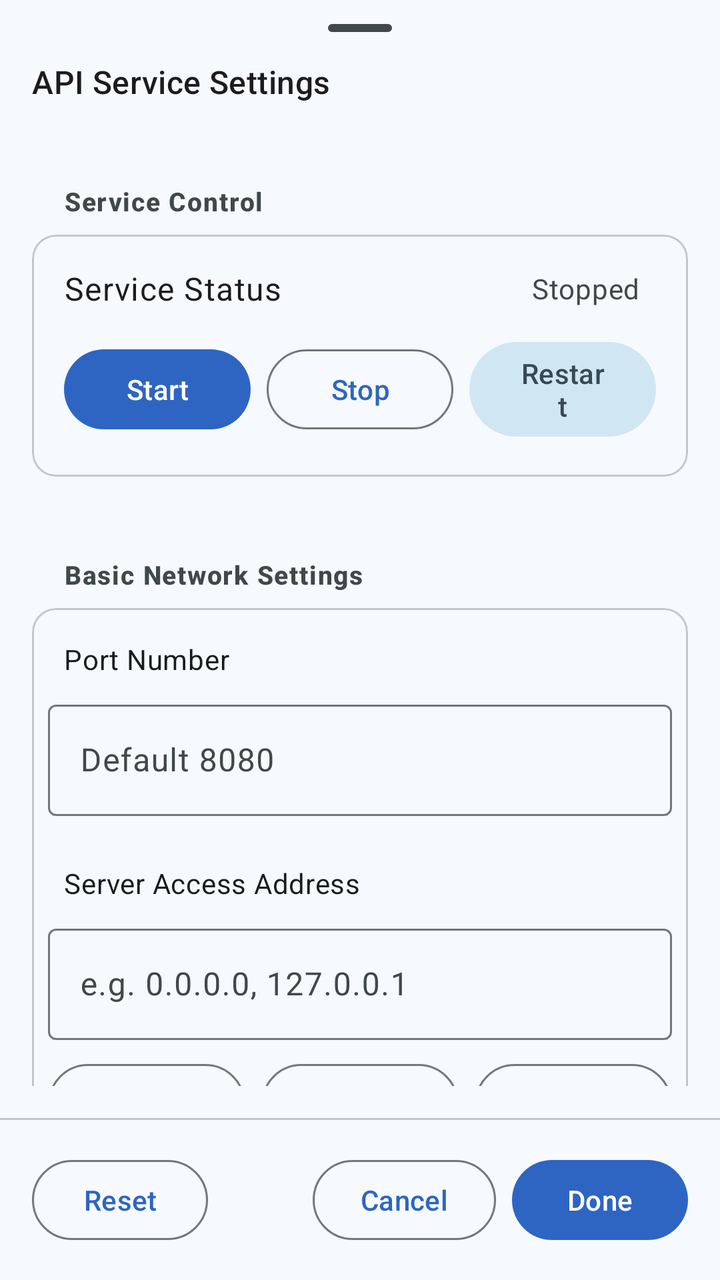
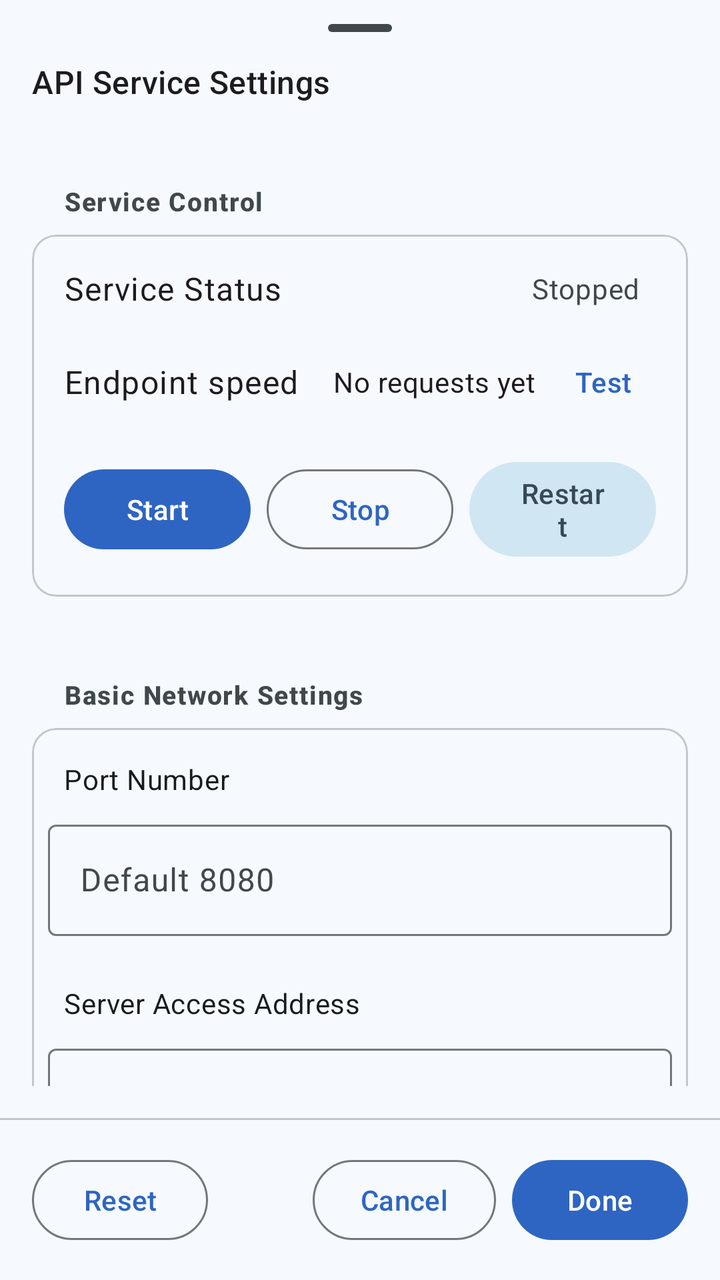

Compare the two renders of this Android layout. The source of the first and the diff that turns it into the second are given below.
<!-- AndroidManifest.xml: application theme AppTheme -->
<!-- res/layout/fragment_api_settings_sheet.xml -->
<?xml version="1.0" encoding="utf-8"?>
<RelativeLayout xmlns:android="http://schemas.android.com/apk/res/android"
    xmlns:app="http://schemas.android.com/apk/res-auto"
    xmlns:tools="http://schemas.android.com/tools"
    android:layout_width="match_parent"
    android:layout_height="match_parent">

    <com.google.android.material.bottomsheet.BottomSheetDragHandleView
        android:id="@+id/drag_handle"
        android:layout_width="match_parent"
        android:layout_height="wrap_content"
        tools:ignore="MissingConstraints" />

    <TextView
        android:id="@+id/sheet_title"
        android:layout_width="match_parent"
        android:layout_height="wrap_content"
        android:layout_marginStart="16dp"
        android:layout_marginTop="30dp"
        android:layout_marginEnd="16dp"
        android:layout_marginBottom="16dp"
        android:text="@string/api_settings_title"
        android:textAppearance="?attr/textAppearanceTitleMedium" />

    <LinearLayout
        android:id="@+id/button_bar_layout"
        android:layout_width="match_parent"
        android:layout_height="wrap_content"
        android:layout_alignParentBottom="true"
        android:orientation="horizontal"
        android:paddingStart="16dp"
        android:paddingTop="16dp"
        android:paddingEnd="16dp"
        android:paddingBottom="16dp">

        <com.google.android.material.button.MaterialButton
            android:id="@+id/button_reset"
            style="?attr/materialButtonOutlinedStyle"
            android:layout_width="wrap_content"
            android:layout_height="wrap_content"
            android:text="@string/reset" />

        <Space
            android:layout_width="0dp"
            android:layout_height="1dp"
            android:layout_weight="1" />

        <com.google.android.material.button.MaterialButton
            android:id="@+id/button_cancel"
            style="?attr/materialButtonOutlinedStyle"
            android:layout_width="wrap_content"
            android:layout_height="wrap_content"
            android:layout_marginEnd="8dp"
            android:text="@string/settings_cancel" />

        <com.google.android.material.button.MaterialButton
            android:id="@+id/button_save"
            style="@style/Widget.Material3.Button"
            android:layout_width="wrap_content"
            android:layout_height="wrap_content"
            android:text="@string/settings_done" />
    </LinearLayout>

    <com.google.android.material.divider.MaterialDivider
        android:id="@+id/divider_bottom"
        android:layout_width="match_parent"
        android:layout_height="wrap_content"
        android:layout_above="@id/button_bar_layout" />

    <androidx.core.widget.NestedScrollView
        android:id="@+id/settings_scroll_view"
        android:layout_width="match_parent"
        android:layout_height="match_parent"
        android:layout_above="@id/divider_bottom"
        android:layout_below="@id/sheet_title"
        android:layout_marginBottom="16dp"
        android:descendantFocusability="beforeDescendants"
        android:focusableInTouchMode="true">

        <LinearLayout
            android:layout_width="match_parent"
            android:layout_height="wrap_content"
            android:orientation="vertical"
            android:paddingLeft="8dp"
            android:paddingRight="8dp"
            android:paddingBottom="16dp">

            <TextView
                android:id="@+id/tv_section_service"
                style="@style/SettingsSectionHeader"
                android:text="@string/api_service_control"
                android:visibility="visible" />

            <com.google.android.material.card.MaterialCardView
                style="@style/SettingsSectionGroup"
                android:layout_width="match_parent"
                android:layout_height="wrap_content"
                android:layout_marginStart="8dp"
                android:layout_marginEnd="8dp"
                android:layout_marginBottom="16dp">

                <LinearLayout
                    android:layout_width="match_parent"
                    android:layout_height="wrap_content"
                    android:orientation="vertical"
                    android:padding="16dp">

                    <LinearLayout
                        android:layout_width="match_parent"
                        android:layout_height="wrap_content"
                        android:gravity="center_vertical"
                        android:orientation="horizontal"
                        android:layout_marginBottom="12dp">

                        <TextView
                            android:layout_width="0dp"
                            android:layout_height="wrap_content"
                            android:layout_weight="1"
                            android:text="@string/api_service_status"
                            android:textAppearance="?attr/textAppearanceBodyLarge" />

                        <TextView
                            android:id="@+id/tv_service_status"
                            style="@style/SettingsRowValue"
                            android:text="@string/api_service_stopped" />
                    </LinearLayout>

                    <LinearLayout
                        android:layout_width="match_parent"
                        android:layout_height="wrap_content"
                        android:gravity="center"
                        android:orientation="horizontal">

                        <com.google.android.material.button.MaterialButton
                            android:id="@+id/btn_service_start"
                            style="@style/Widget.Material3.Button"
                            android:layout_width="0dp"
                            android:layout_height="wrap_content"
                            android:layout_marginEnd="4dp"
                            android:layout_weight="1"
                            android:text="@string/api_service_start" />

                        <com.google.android.material.button.MaterialButton
                            android:id="@+id/btn_service_stop"
                            style="@style/Widget.Material3.Button.OutlinedButton"
                            android:layout_width="0dp"
                            android:layout_height="wrap_content"
                            android:layout_marginStart="4dp"
                            android:layout_marginEnd="4dp"
                            android:layout_weight="1"
                            android:text="@string/api_service_stop" />

                        <com.google.android.material.button.MaterialButton
                            android:id="@+id/btn_service_restart"
                            style="@style/Widget.Material3.Button.TonalButton"
                            android:layout_width="0dp"
                            android:layout_height="wrap_content"
                            android:layout_marginStart="4dp"
                            android:layout_weight="1"
                            android:text="@string/api_service_restart" />
                    </LinearLayout>

                </LinearLayout>
            </com.google.android.material.card.MaterialCardView>

            <TextView
                android:id="@+id/tv_section_network"
                style="@style/SettingsSectionHeader"
                android:text="@string/basic_network_settings"
                android:visibility="visible" />

            <com.google.android.material.card.MaterialCardView
                style="@style/SettingsSectionGroup"
                android:layout_width="match_parent"
                android:layout_height="wrap_content"
                android:layout_marginStart="8dp"
                android:layout_marginEnd="8dp"
                android:layout_marginBottom="16dp"
                android:paddingBottom="8dp">

                <LinearLayout
                    android:layout_width="match_parent"
                    android:layout_height="wrap_content"
                    android:orientation="vertical">

                    <TextView
                        android:id="@+id/label_port"
                        style="@style/SettingsRowLabel"
                        android:layout_width="wrap_content"
                        android:layout_marginStart="16dp"
                        android:layout_marginTop="16dp"
                        android:layout_weight="1"
                        android:text="@string/port_number" />

                    <com.google.android.material.textfield.TextInputLayout
                        android:id="@+id/layout_port"
                        android:layout_width="match_parent"
                        android:layout_height="wrap_content"
                        android:layout_margin="8dp"
                        android:hint="@string/default_8080">

                        <com.google.android.material.textfield.TextInputEditText
                            android:id="@+id/edit_port"
                            android:layout_width="match_parent"
                            android:layout_height="wrap_content"
                            android:inputType="number" />
                    </com.google.android.material.textfield.TextInputLayout>

                    <TextView
                        android:id="@+id/label_ip"
                        style="@style/SettingsRowLabel"
                        android:layout_width="wrap_content"
                        android:layout_marginStart="16dp"
                        android:layout_marginTop="16dp"
                        android:layout_weight="1"
                        android:text="@string/server_access_address" />

                    <com.google.android.material.textfield.TextInputLayout
                        android:id="@+id/layout_ip_address"
                        android:layout_width="match_parent"
                        android:layout_height="wrap_content"
                        android:layout_margin="8dp"
                        android:hint="@string/ip_hint">

                        <com.google.android.material.textfield.TextInputEditText
                            android:id="@+id/edit_ip_address"
                            android:layout_width="match_parent"
                            android:layout_height="wrap_content" />
                    </com.google.android.material.textfield.TextInputLayout>

                    
                    <LinearLayout
                        android:layout_width="match_parent"
                        android:layout_height="wrap_content"
                        android:layout_marginStart="8dp"
                        android:layout_marginEnd="8dp"
                        android:layout_marginBottom="16dp"
                        android:gravity="center"
                        android:orientation="horizontal">

                        <com.google.android.material.button.MaterialButton
                            android:id="@+id/btn_ip_localhost"
                            style="@style/Widget.Material3.Button.OutlinedButton"
                            android:layout_width="0dp"
                            android:layout_height="wrap_content"
                            android:layout_marginEnd="4dp"
                            android:layout_weight="1"
                            android:padding="4dp"
                            android:text="@string/local_loopback"
                            android:textSize="16sp" />

                        <com.google.android.material.button.MaterialButton
                            android:id="@+id/btn_ip_lan"
                            style="@style/Widget.Material3.Button.OutlinedButton"
                            android:layout_width="0dp"
                            android:layout_height="wrap_content"
                            android:layout_marginStart="4dp"
                            android:layout_marginEnd="4dp"
                            android:layout_weight="1"
                            android:padding="4dp"
                            android:text="@string/listen_all"
                            android:textSize="16sp" />

                        <com.google.android.material.button.MaterialButton
                            android:id="@+id/btn_ip_auto"
                            style="@style/Widget.Material3.Button.OutlinedButton"
                            android:layout_width="0dp"
                            android:layout_height="wrap_content"
                            android:layout_marginStart="4dp"
                            android:layout_weight="1"
                            android:padding="4dp"
                            android:text="@string/auto_detect"
                            android:textSize="16sp" />

                    </LinearLayout>

                    <TextView
                        android:id="@+id/label_access_url"
                        style="@style/SettingsRowLabel"
                        android:layout_width="wrap_content"
                        android:layout_marginStart="16dp"
                        android:layout_marginTop="16dp"
                        android:text="@string/access_url" />

                    <TextView
                        android:id="@+id/text_access_url"
                        android:layout_width="match_parent"
                        android:layout_height="wrap_content"
                        android:layout_marginStart="8dp"
                        android:layout_marginEnd="8dp"
                        android:layout_marginBottom="8dp"
                        android:background="?attr/selectableItemBackground"
                        android:padding="8dp"
                        android:text="http://127.0.0.1:8080/v1"
                        android:textAppearance="?attr/textAppearanceBodyMedium" />

                    <com.google.android.material.button.MaterialButton
                        android:id="@+id/btn_open_in_browser"
                        style="@style/Widget.Material3.Button.TonalButton"
                        android:layout_width="match_parent"
                        android:layout_height="wrap_content"
                        android:layout_marginStart="8dp"
                        android:layout_marginEnd="8dp"
                        android:layout_marginBottom="16dp"
                        android:text="@string/open_service_in_browser" />

                    <LinearLayout
                        android:layout_width="match_parent"
                        android:layout_height="wrap_content"
                        android:gravity="center_vertical"
                        android:orientation="horizontal"
                        android:paddingStart="16dp"
                        android:paddingEnd="16dp"
                        android:paddingBottom="16dp">

                        <TextView
                            android:layout_width="0dp"
                            android:layout_height="wrap_content"
                            android:layout_weight="1"
                            android:text="@string/use_https_url"
                            android:textAppearance="?attr/textAppearanceBodyLarge" />

                        <com.google.android.material.materialswitch.MaterialSwitch
                            android:id="@+id/switch_use_https_url"
                            android:layout_width="wrap_content"
                            android:layout_height="wrap_content" />

                    </LinearLayout>

                </LinearLayout>
            </com.google.android.material.card.MaterialCardView>


            <TextView
                style="@style/SettingsSectionHeader"
                android:text="@string/cors_settings"
                android:visibility="visible" />

            <com.google.android.material.card.MaterialCardView
                style="@style/SettingsSectionGroup"
                android:layout_width="match_parent"
                android:layout_height="wrap_content"
                android:layout_marginStart="8dp"
                android:layout_marginEnd="8dp"
                android:layout_marginBottom="16dp"
                android:visibility="visible">

                <LinearLayout
                    android:layout_width="match_parent"
                    android:layout_height="wrap_content"
                    android:orientation="vertical">

                    <LinearLayout
                        android:layout_width="match_parent"
                        android:layout_height="wrap_content"
                        android:gravity="center_vertical"
                        android:orientation="horizontal"
                        android:padding="16dp">

                        <TextView
                            android:layout_width="0dp"
                            android:layout_height="wrap_content"
                            android:layout_weight="1"
                            android:text="@string/enable_cors"
                            android:textAppearance="?attr/textAppearanceBodyLarge" />

                        <com.google.android.material.materialswitch.MaterialSwitch
                            android:id="@+id/switch_cors"
                            android:layout_width="wrap_content"
                            android:layout_height="wrap_content" />

                    </LinearLayout>

                    <com.google.android.material.textfield.TextInputLayout
                        android:id="@+id/layout_cors_origins"
                        android:layout_width="match_parent"
                        android:layout_height="wrap_content"
                        android:layout_margin="8dp"
                        android:layout_marginBottom="16dp"
                        android:hint="@string/default_allow_all_origins"
                        android:visibility="gone">

                        <com.google.android.material.textfield.TextInputEditText
                            android:id="@+id/edit_cors_origins"
                            android:layout_width="match_parent"
                            android:layout_height="wrap_content" />
                    </com.google.android.material.textfield.TextInputLayout>

                </LinearLayout>
            </com.google.android.material.card.MaterialCardView>

            <TextView
                style="@style/SettingsSectionHeader"
                android:text="@string/auth_settings"
                android:visibility="visible" />

            <com.google.android.material.card.MaterialCardView
                style="@style/SettingsSectionGroup"
                android:layout_width="match_parent"
                android:layout_height="wrap_content"
                android:layout_marginStart="8dp"
                android:layout_marginEnd="8dp"
                android:layout_marginBottom="16dp"
                android:visibility="visible">

                <LinearLayout
                    android:layout_width="match_parent"
                    android:layout_height="wrap_content"
                    android:orientation="vertical">

                    <LinearLayout
                        android:layout_width="match_parent"
                        android:layout_height="wrap_content"
                        android:gravity="center_vertical"
                        android:orientation="horizontal"
                        android:padding="16dp">

                        <TextView
                            android:layout_width="0dp"
                            android:layout_height="wrap_content"
                            android:layout_weight="1"
                            android:text="@string/enable_api_key_auth"
                            android:textAppearance="?attr/textAppearanceBodyLarge" />

                        <com.google.android.material.materialswitch.MaterialSwitch
                            android:id="@+id/switch_auth"
                            android:layout_width="wrap_content"
                            android:layout_height="wrap_content"
                            android:checked="true" />

                    </LinearLayout>

                    <com.google.android.material.textfield.TextInputLayout
                        android:id="@+id/layout_api_key"
                        android:layout_width="match_parent"
                        android:layout_height="wrap_content"
                        android:layout_margin="8dp"
                        android:layout_marginBottom="16dp"
                        android:hint="@string/api_key"
                        android:visibility="visible">

                        <com.google.android.material.textfield.TextInputEditText
                            android:id="@+id/edit_api_key"
                            android:layout_width="match_parent"
                            android:layout_height="wrap_content"
                            android:inputType="text" />
                    </com.google.android.material.textfield.TextInputLayout>

                </LinearLayout>
            </com.google.android.material.card.MaterialCardView>

            <TextView
                style="@style/SettingsSectionHeader"
                android:text="@string/api_compat_settings"
                android:visibility="visible" />

            <com.google.android.material.card.MaterialCardView
                style="@style/SettingsSectionGroup"
                android:layout_width="match_parent"
                android:layout_height="wrap_content"
                android:layout_marginStart="8dp"
                android:layout_marginEnd="8dp"
                android:layout_marginBottom="16dp">

                <LinearLayout
                    android:layout_width="match_parent"
                    android:layout_height="wrap_content"
                    android:orientation="vertical">

                    <LinearLayout
                        android:layout_width="match_parent"
                        android:layout_height="wrap_content"
                        android:gravity="center_vertical"
                        android:orientation="horizontal"
                        android:padding="16dp">

                        <LinearLayout
                            android:layout_width="0dp"
                            android:layout_height="wrap_content"
                            android:layout_weight="1"
                            android:orientation="vertical">

                            <TextView
                                android:layout_width="match_parent"
                                android:layout_height="wrap_content"
                                android:text="@string/enable_responses_api"
                                android:textAppearance="?attr/textAppearanceBodyLarge" />

                            <TextView
                                android:layout_width="match_parent"
                                android:layout_height="wrap_content"
                                android:text="@string/enable_responses_api_desc"
                                android:textAppearance="?attr/textAppearanceBodySmall" />
                        </LinearLayout>

                        <com.google.android.material.materialswitch.MaterialSwitch
                            android:id="@+id/switch_responses_api"
                            android:layout_width="wrap_content"
                            android:layout_height="wrap_content" />
                    </LinearLayout>

                    <com.google.android.material.divider.MaterialDivider
                        android:layout_width="match_parent"
                        android:layout_height="wrap_content"
                        android:layout_marginStart="16dp"
                        android:layout_marginEnd="16dp" />

                    <LinearLayout
                        android:layout_width="match_parent"
                        android:layout_height="wrap_content"
                        android:gravity="center_vertical"
                        android:orientation="horizontal"
                        android:padding="16dp">

                        <LinearLayout
                            android:layout_width="0dp"
                            android:layout_height="wrap_content"
                            android:layout_weight="1"
                            android:orientation="vertical">

                            <TextView
                                android:layout_width="match_parent"
                                android:layout_height="wrap_content"
                                android:text="@string/use_prompt_cache_key"
                                android:textAppearance="?attr/textAppearanceBodyLarge" />

                            <TextView
                                android:layout_width="match_parent"
                                android:layout_height="wrap_content"
                                android:text="@string/use_prompt_cache_key_desc"
                                android:textAppearance="?attr/textAppearanceBodySmall" />
                        </LinearLayout>

                        <com.google.android.material.materialswitch.MaterialSwitch
                            android:id="@+id/switch_prompt_cache_key"
                            android:layout_width="wrap_content"
                            android:layout_height="wrap_content" />
                    </LinearLayout>

                </LinearLayout>
            </com.google.android.material.card.MaterialCardView>

        </LinearLayout>

    </androidx.core.widget.NestedScrollView>

</RelativeLayout>
<!-- resources referenced by this layout -->
<resources>
  <string name="access_url">Access URL</string>
  <string name="api_compat_settings">API Compatibility</string>
  <string name="api_key">API Key</string>
  <string name="api_service_control">Service Control</string>
  <string name="api_service_restart">Restart</string>
  <string name="api_service_start">Start</string>
  <string name="api_service_status">Service Status</string>
  <string name="api_service_stop">Stop</string>
  <string name="api_service_stopped">Stopped</string>
  <string name="auth_settings">Authentication</string>
  <string name="auto_detect">Auto</string>
  <string name="cors_settings">CORS Settings</string>
  <string name="default_8080">Default 8080</string>
  <string name="enable_cors">Enable CORS</string>
  <string name="ip_hint">e.g. 0.0.0.0, 127.0.0.1</string>
  <string name="listen_all">All IPs</string>
  <string name="local_loopback">Localhost</string>
  <string name="port_number">Port Number</string>
  <string name="reset">Reset</string>
  <string name="settings_cancel">Cancel</string>
  <string name="settings_done">Done</string>
  <color name="md_theme_primary">#2E65C2</color>
  <color name="md_theme_onPrimary">#FFFFFF</color>
  <color name="md_theme_primaryContainer">#e8f0fe</color>
  <color name="md_theme_onPrimaryContainer">#2f4578</color>
  <color name="md_theme_secondary">#4D616C</color>
  <color name="md_theme_onSecondary">#FFFFFF</color>
  <color name="md_theme_secondaryContainer">#D1E6F3</color>
  <color name="md_theme_onSecondaryContainer">#364954</color>
  <color name="md_theme_tertiary">#5F5A7D</color>
  <color name="md_theme_onTertiary">#FFFFFF</color>
  <color name="md_theme_tertiaryContainer">#E5DEFF</color>
  <color name="md_theme_onTertiaryContainer">#474364</color>
  <color name="md_theme_error">#BA1A1A</color>
  <color name="md_theme_onError">#FFFFFF</color>
  <color name="md_theme_errorContainer">#FFDAD6</color>
  <color name="md_theme_onErrorContainer">#93000A</color>
  <color name="md_theme_surface">#F6FAFE</color>
  <color name="md_theme_onBackground">#171C1F</color>
  <color name="md_theme_onSurface">#171C1F</color>
  <color name="md_theme_surfaceVariant">#DCE3E9</color>
  <color name="md_theme_onSurfaceVariant">#40484C</color>
  <color name="md_theme_outline">#71787D</color>
  <color name="md_theme_outlineVariant">#C0C7CD</color>
  <color name="md_theme_inverseSurface">#2C3134</color>
  <color name="md_theme_inverseOnSurface">#EDF1F5</color>
  <color name="md_theme_inversePrimary">#8ECFF2</color>
  <color name="md_theme_primaryFixed">#C1E8FF</color>
  <color name="md_theme_onPrimaryFixed">#001E2B</color>
  <color name="md_theme_primaryFixedDim">#8ECFF2</color>
  <color name="md_theme_onPrimaryFixedVariant">#004D67</color>
  <color name="md_theme_secondaryFixed">#D1E6F3</color>
  <color name="md_theme_onSecondaryFixed">#091E28</color>
  <color name="md_theme_secondaryFixedDim">#B5C9D7</color>
  <color name="md_theme_tertiaryFixed">#E5DEFF</color>
  <color name="md_theme_onTertiaryFixed">#1B1736</color>
  <color name="md_theme_tertiaryFixedDim">#C8C2EA</color>
  <color name="md_theme_onTertiaryFixedVariant">#474364</color>
  <color name="md_theme_surfaceDim">#D6DADE</color>
  <color name="md_theme_surfaceBright">#F6FAFE</color>
  <color name="md_theme_surfaceContainerLowest">#FFFFFF</color>
  <color name="md_theme_surfaceContainerLow">#F0F4F8</color>
  <color name="md_theme_surfaceContainer">#EAEEF2</color>
  <color name="md_theme_surfaceContainerHigh">#E5E9ED</color>
  <color name="md_theme_surfaceContainerHighest">#DFE3E7</color>
  <color name="colorCustomColor1">#166683</color>
  <color name="colorOnCustomColor1">#FFFFFF</color>
  <color name="colorCustomColor1Container">#C0E8FF</color>
  <color name="colorOnCustomColor1Container">#004D66</color>
  <color name="accentColor">#4252B6</color>
  <!-- unchanged entries left out for length: 18 -->
</resources>

<!-- the commit's change to res/layout/fragment_api_settings_sheet.xml (unified diff, before → after) -->
@@ -128,6 +128,41 @@
                     <LinearLayout
                         android:layout_width="match_parent"
                         android:layout_height="wrap_content"
+                        android:layout_marginBottom="12dp"
+                        android:gravity="center_vertical"
+                        android:orientation="horizontal">
+
+                        <TextView
+                            android:layout_width="wrap_content"
+                            android:layout_height="wrap_content"
+                            android:text="@string/api_endpoint_speed"
+                            android:textAppearance="?attr/textAppearanceBodyLarge" />
+
+                        <TextView
+                            android:id="@+id/tv_endpoint_speed"
+                            android:layout_width="0dp"
+                            android:layout_height="wrap_content"
+                            android:layout_marginStart="8dp"
+                            android:layout_weight="1"
+                            android:gravity="end"
+                            android:text="@string/api_endpoint_speed_none"
+                            android:textAppearance="?attr/textAppearanceBodyMedium" />
+
+                        <com.google.android.material.button.MaterialButton
+                            android:id="@+id/btn_endpoint_speed_test"
+                            style="@style/Widget.Material3.Button.TextButton"
+                            android:layout_width="wrap_content"
+                            android:layout_height="wrap_content"
+                            android:layout_marginStart="8dp"
+                            android:minWidth="0dp"
+                            android:paddingStart="12dp"
+                            android:paddingEnd="12dp"
+                            android:text="@string/api_endpoint_speed_test" />
+                    </LinearLayout>
+
+                    <LinearLayout
+                        android:layout_width="match_parent"
+                        android:layout_height="wrap_content"
                         android:gravity="center"
                         android:orientation="horizontal">
 
<!-- resource entries referenced after the edit -->
@@ -2,6 +2,9 @@
 <resources>
   <string name="access_url">Access URL</string>
   <string name="api_compat_settings">API Compatibility</string>
+  <string name="api_endpoint_speed">Endpoint speed</string>
+  <string name="api_endpoint_speed_none">No requests yet</string>
+  <string name="api_endpoint_speed_test">Test</string>
   <string name="api_key">API Key</string>
   <string name="api_service_control">Service Control</string>
   <string name="api_service_restart">Restart</string>
